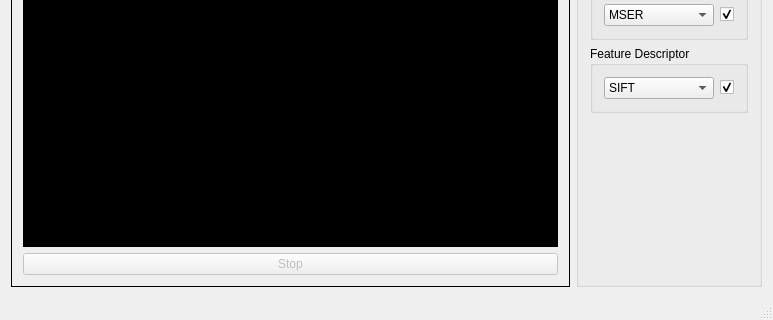
Anexon/PDEC, file mainwindow.ui: the form before one commit; both pictures show x 0 to 773 and y 179 to 499 of the 773 by 499 pixel window.
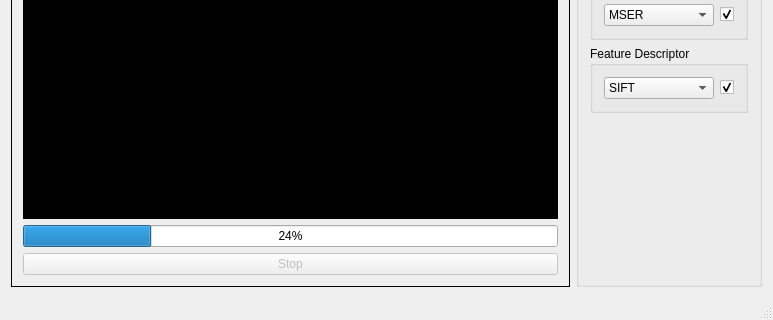
The form after the commit.

Commit message: Implements SVM training and ProgressBar that exposes the progress completion

The edit to the form file:
```diff
--- a/mainwindow.ui
+++ b/mainwindow.ui
@@ -46,6 +46,13 @@
          </property>
         </widget>
        </item>
+       <item>
+        <widget class="QProgressBar" name="progressBar">
+         <property name="value">
+          <number>24</number>
+         </property>
+        </widget>
+       </item>
        <item>
         <widget class="QPushButton" name="exitButton">
          <property name="enabled">
```
The commit also changes 11 other files.
